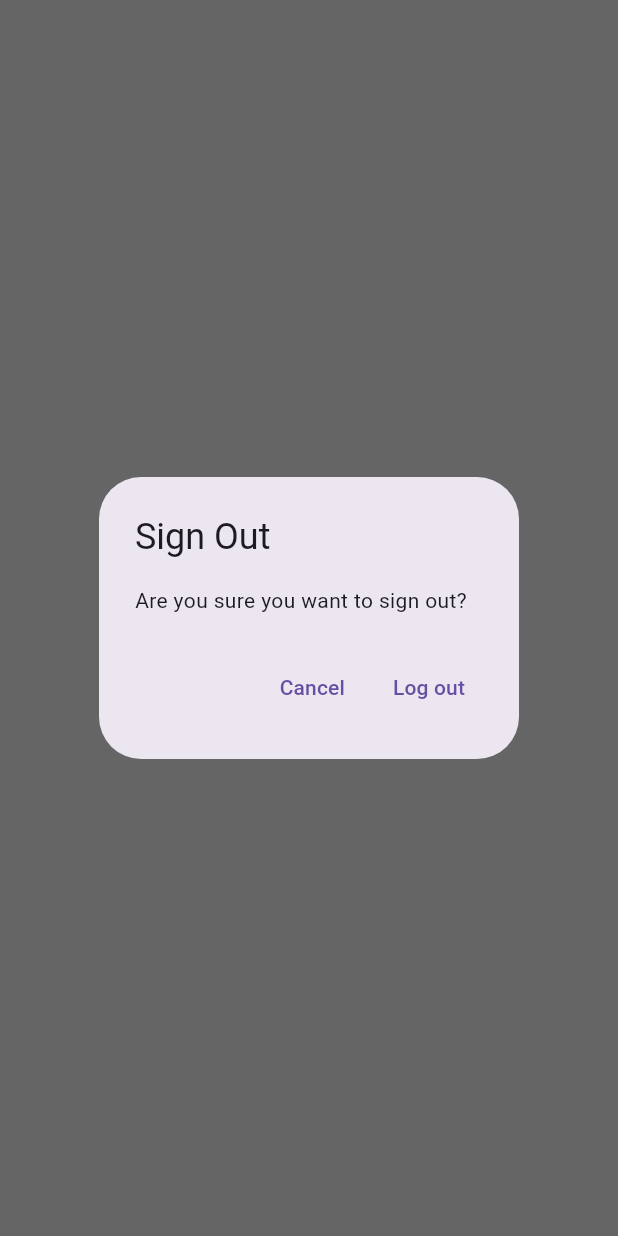
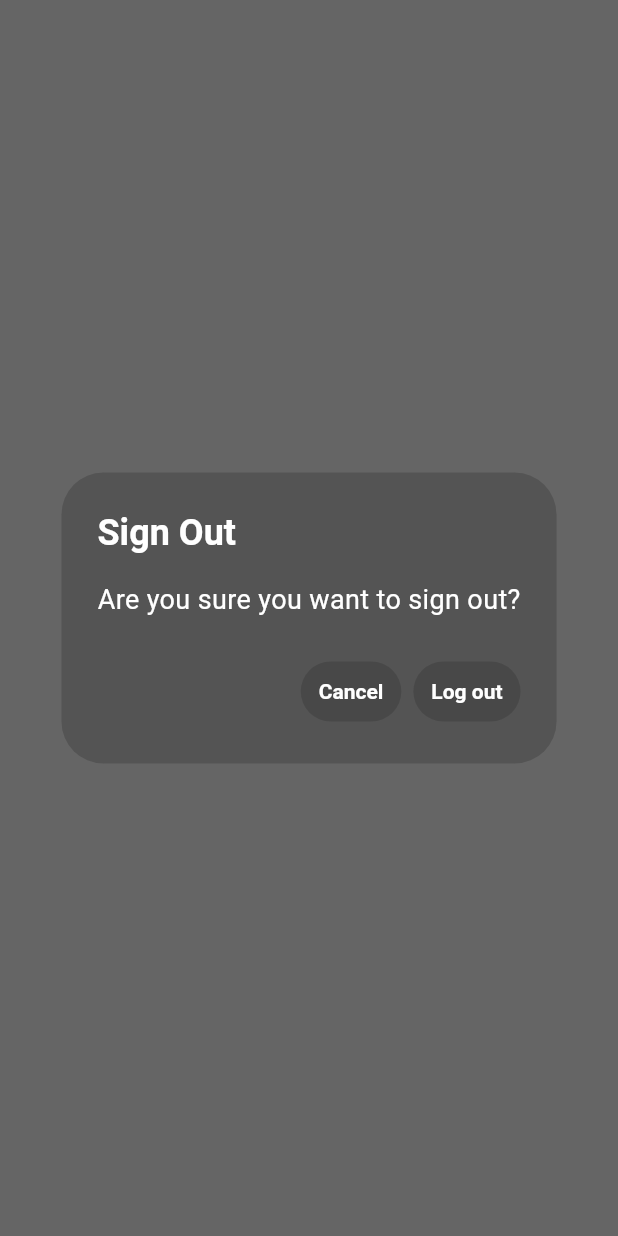
Before and after one commit to moslem-asaad/Injury-Recovery, a Flutter app: what showLogOutDialog() shows on an empty page, opened directly, on a phone screen of 412 x 824 dp. Run offline on Flutter 3.47's test engine with Material 3 defaults, Android fonts, the phone set to English and light mode, and no system bars; our stand-ins replace firebase_auth, firebase_core; accounts and stored records are empty.

Commit message:
making sign out alert a little better

```diff
--- a/lib/views/main_view.dart
+++ b/lib/views/main_view.dart
@@ -73,19 +73,46 @@ Future<bool> showLogOutDialog(BuildContext context){
     context: context,
     builder:(context){
       return AlertDialog(
-        title: const Text('Sign Out'),
-        content: const Text('Are you sure you want to sign out?'),
+        backgroundColor: Color.fromARGB(147, 71, 71, 71),
+        title: const Text(
+          'Sign Out',
+          style: TextStyle(
+            fontWeight: FontWeight.bold,
+            color: Colors.white,
+          ),
+        ),
+        content: const Text(
+          'Are you sure you want to sign out?',
+           style: TextStyle(
+            fontSize: Checkbox.width,
+            color: Colors.white,
+          ),
+        ),
         actions: [
           TextButton(
             onPressed: (){
               Navigator.of(context).pop(false);
           },
+            style: TextButton.styleFrom(
+              foregroundColor: Colors.white,
+              backgroundColor: Color.fromARGB(35, 0, 0, 0),
+              textStyle: const TextStyle(
+                fontWeight: FontWeight.bold,
+                ),
+              ),
             child: const Text('Cancel'),
           ),
           TextButton(
             onPressed: (){
               Navigator.of(context).pop(true);
           },
+            style: TextButton.styleFrom(
+              foregroundColor: Colors.white,
+              backgroundColor: Color.fromARGB(35, 0, 0, 0),
+              textStyle: const TextStyle(
+                fontWeight: FontWeight.bold,
+                ),
+              ),
             child: const Text('Log out'),
           ),
         ],
```
